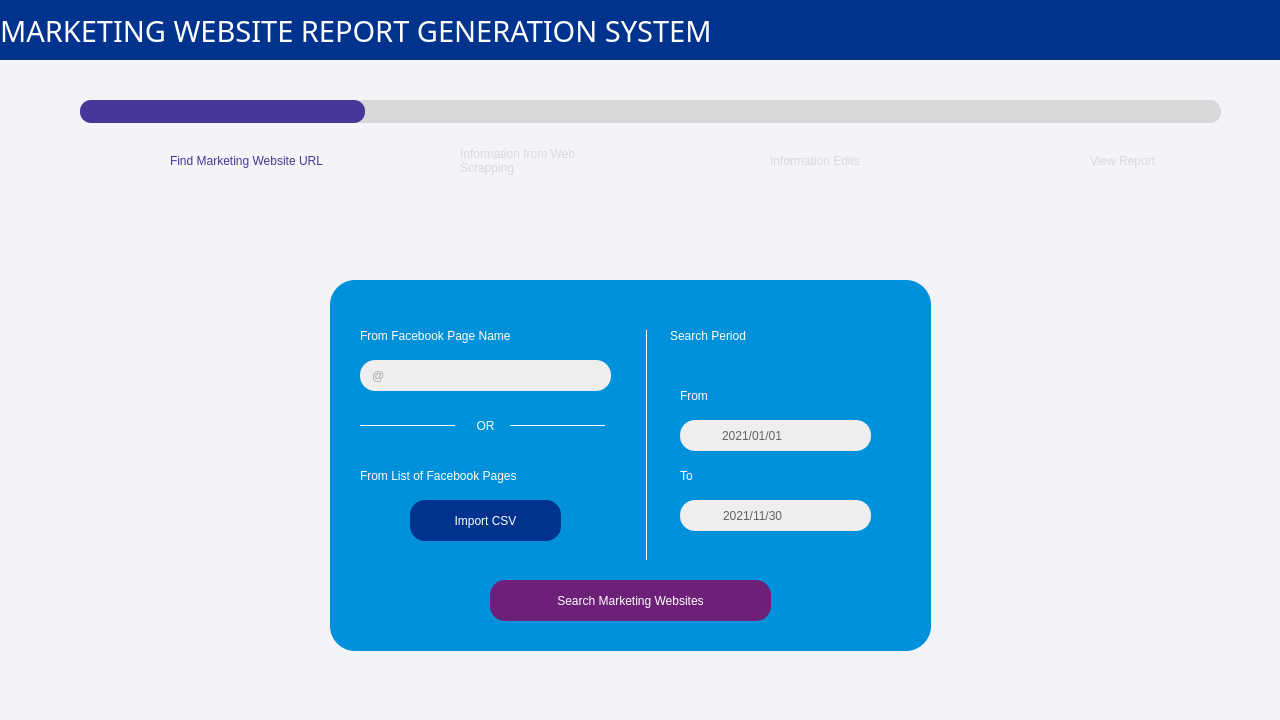
First picture: the form in MainPageUI.ui, repository hayleywhsham/ISOM4400_FYP, before the edit.
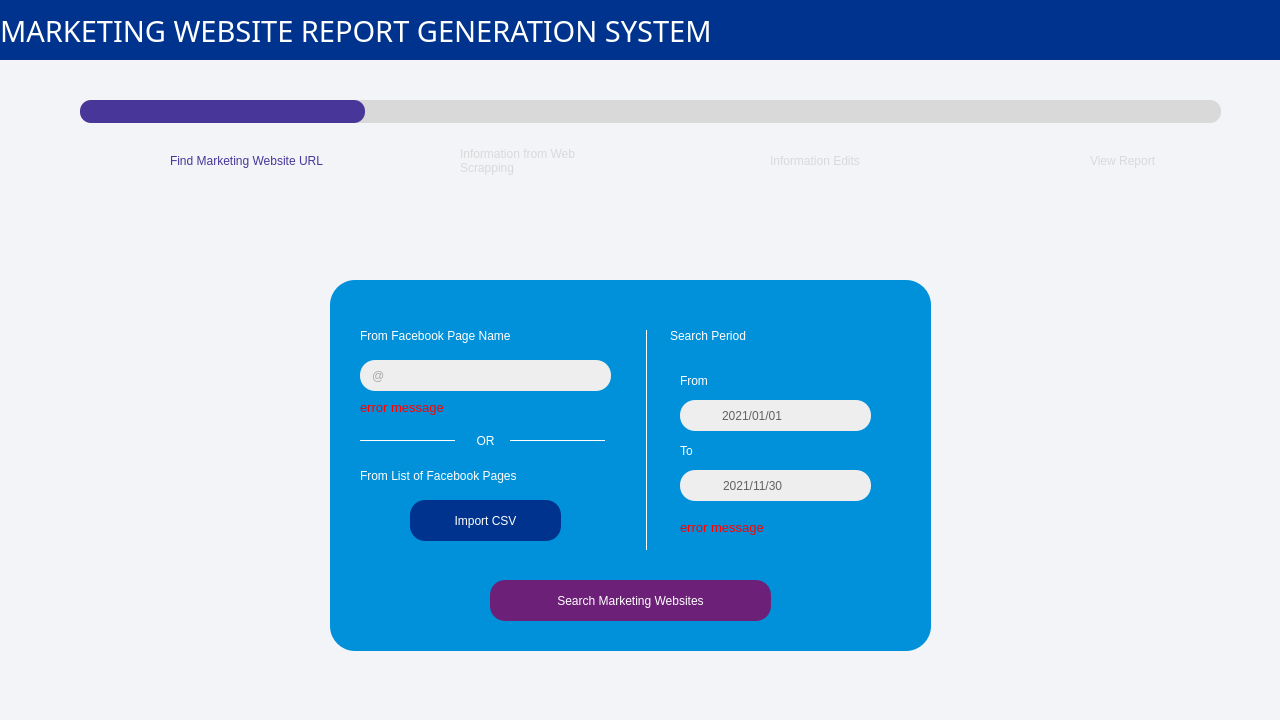
Second picture: the form after the edit. The open tabs and pages were chosen to show the change. Icons and pictures are not drawn.

Patch:
```diff
--- a/MainPageUI.ui
+++ b/MainPageUI.ui
@@ -399,7 +399,7 @@
           <x>316</x>
           <y>50</y>
           <width>1</width>
-          <height>230</height>
+          <height>220</height>
          </rect>
         </property>
         <property name="acceptDrops">
@@ -438,9 +438,9 @@
         <property name="geometry">
          <rect>
           <x>350</x>
-          <y>100</y>
+          <y>90</y>
           <width>71</width>
-          <height>31</height>
+          <height>21</height>
          </rect>
         </property>
         <property name="text">
@@ -451,9 +451,9 @@
         <property name="geometry">
          <rect>
           <x>350</x>
-          <y>180</y>
+          <y>160</y>
           <width>71</width>
-          <height>31</height>
+          <height>21</height>
          </rect>
         </property>
         <property name="text">
@@ -464,7 +464,7 @@
         <property name="geometry">
          <rect>
           <x>30</x>
-          <y>145</y>
+          <y>160</y>
           <width>95</width>
           <height>1</height>
          </rect>
@@ -480,7 +480,7 @@
         <property name="geometry">
          <rect>
           <x>180</x>
-          <y>145</y>
+          <y>160</y>
           <width>95</width>
           <height>1</height>
          </rect>
@@ -496,9 +496,9 @@
         <property name="geometry">
          <rect>
           <x>140</x>
-          <y>130</y>
+          <y>140</y>
           <width>31</width>
-          <height>31</height>
+          <height>41</height>
          </rect>
         </property>
         <property name="text">
@@ -512,7 +512,7 @@
         <property name="geometry">
          <rect>
           <x>350</x>
-          <y>140</y>
+          <y>120</y>
           <width>191</width>
           <height>31</height>
          </rect>
@@ -758,7 +758,7 @@
         <property name="geometry">
          <rect>
           <x>350</x>
-          <y>220</y>
+          <y>190</y>
           <width>191</width>
           <height>31</height>
          </rect>
@@ -910,6 +910,66 @@
          </date>
         </property>
        </widget>
+       <widget class="QLabel" name="lbl_search_page_from_fb_page_error_msg">
+        <property name="geometry">
+         <rect>
+          <x>30</x>
+          <y>120</y>
+          <width>251</width>
+          <height>31</height>
+         </rect>
+        </property>
+        <property name="font">
+         <font>
+          <family>Arial</family>
+          <pointsize>10</pointsize>
+          <weight>9</weight>
+          <italic>false</italic>
+          <bold>false</bold>
+         </font>
+        </property>
+        <property name="styleSheet">
+         <string notr="true">color: rgb(255, 0, 0);
+background-color: transparent;
+font: 75 10pt &quot;Arial&quot;;</string>
+        </property>
+        <property name="text">
+         <string>error message</string>
+        </property>
+        <property name="alignment">
+         <set>Qt::AlignLeading|Qt::AlignLeft|Qt::AlignTop</set>
+        </property>
+       </widget>
+       <widget class="QLabel" name="lbl_search_page_search_period_error_msg">
+        <property name="geometry">
+         <rect>
+          <x>350</x>
+          <y>240</y>
+          <width>201</width>
+          <height>31</height>
+         </rect>
+        </property>
+        <property name="font">
+         <font>
+          <family>Arial</family>
+          <pointsize>10</pointsize>
+          <weight>9</weight>
+          <italic>false</italic>
+          <bold>false</bold>
+         </font>
+        </property>
+        <property name="styleSheet">
+         <string notr="true">color: rgb(255, 0, 0);
+background-color: transparent;
+font: 75 10pt &quot;Arial&quot;;</string>
+        </property>
+        <property name="text">
+         <string>error message</string>
+        </property>
+        <property name="alignment">
+         <set>Qt::AlignLeading|Qt::AlignLeft|Qt::AlignTop</set>
+        </property>
+       </widget>
       </widget>
      </widget>
     </widget>
```
Left out of the diff: 16 changed lines with no effect on the pictures.
